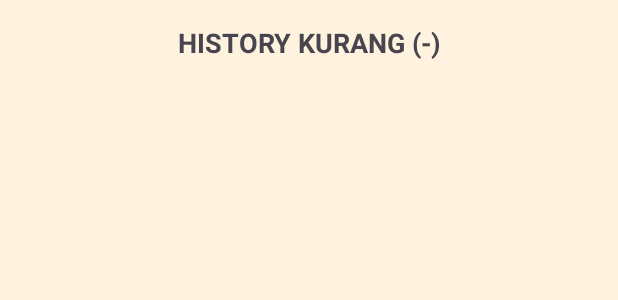
After one commit to Choliem/LatFragmentSederhana, an Android app: the layout fragment_kurang.xml on its own in the app's theme, with its tools: preview values and no code run, on a phone screen of 412 x 824 dp. The commit adds this screen. Shown: the top 300 px of the screen. Run offline under Robolectric (Android 15) with nearby library versions, the phone set to English and light mode, and no system bars.

Commit message:
4 fragment history + layout listview

```diff
--- /dev/null
+++ b/app/src/main/res/layout/fragment_kurang.xml
@@ -0,0 +1,26 @@
+<?xml version="1.0" encoding="utf-8"?>
+<LinearLayout xmlns:android="http://schemas.android.com/apk/res/android"
+    xmlns:tools="http://schemas.android.com/tools"
+    android:layout_width="match_parent"
+    android:layout_height="match_parent"
+    android:background="#FFF3E0"
+    android:orientation="vertical"
+    android:padding="8dp"
+    tools:context=".KurangFragment">
+
+    <TextView
+        android:id="@+id/tvJudul"
+        android:layout_width="match_parent"
+        android:layout_height="wrap_content"
+        android:gravity="center"
+        android:padding="8dp"
+        android:text="HISTORY KURANG (-)"
+        android:textSize="18sp"
+        android:textStyle="bold" />
+
+    <ListView
+        android:id="@+id/lvHistory"
+        android:layout_width="match_parent"
+        android:layout_height="match_parent" />
+
+</LinearLayout>
--- a/app/src/main/res/values/strings.xml
+++ b/app/src/main/res/values/strings.xml
@@ -1,3 +1,5 @@
 <resources>
     <string name="app_name">LatihanFragment</string>
+    <!-- TODO: Remove or change this placeholder text -->
+    <string name="hello_blank_fragment">Hello blank fragment</string>
 </resources>
```
Also changed, not shown: app/src/main/java/choliem/paba/latihanfragment/BagiFragment.kt (added, +25 -0 lines), app/src/main/java/choliem/paba/latihanfragment/KaliFragment.kt (added, +25 -0 lines), app/src/main/java/choliem/paba/latihanfragment/KurangFragment.kt (added, +25 -0 lines), app/src/main/java/choliem/paba/latihanfragment/TambahFragment.kt (added, +25 -0 lines), app/src/main/res/layout/fragment_bagi.xml (added, +26 -0 lines), app/src/main/res/layout/fragment_kali.xml (added, +26 -0 lines), app/src/main/res/layout/fragment_tambah.xml (added, +26 -0 lines).
